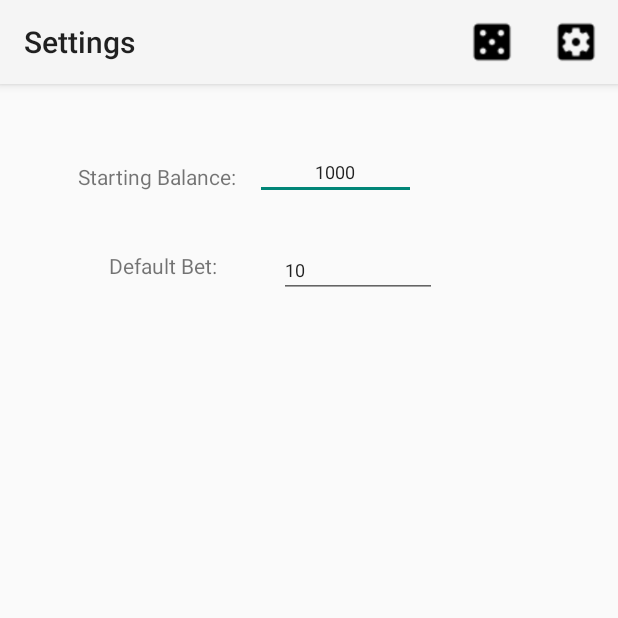
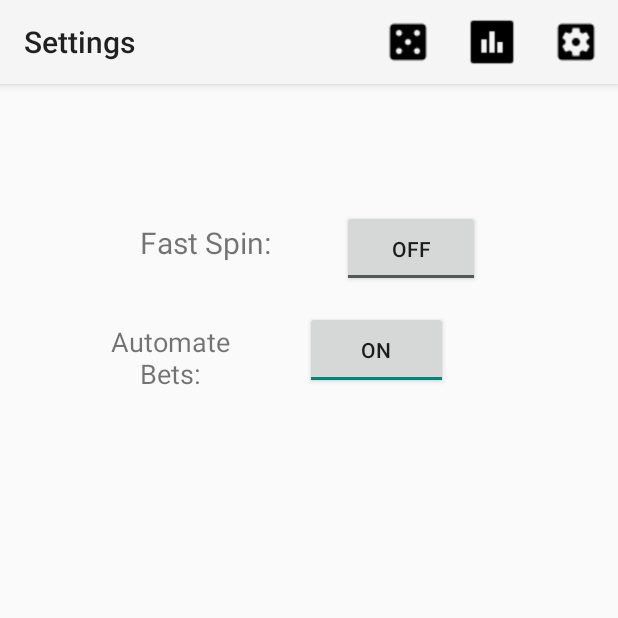
Before and after one commit to ClicheofDestiny/Martingale-Roulette-Simulator, an Android app: the MainActivity screen opened directly, with no data from a screen before it, after a tap on "Settings", on a phone screen of 412 x 824 dp, the top half of it. Run offline under Robolectric (Android 15) with nearby library versions, the phone set to English and light mode, and no system bars.

Commit message:
Changed settings functions to autoDouble and fastSpin

```diff
--- a/app/src/main/AndroidManifest.xml
+++ b/app/src/main/AndroidManifest.xml
@@ -9,8 +9,7 @@
         android:roundIcon="@mipmap/ic_launcher_round"
         android:supportsRtl="true"
         android:theme="@style/Theme.AppCompat.Light.NoActionBar">
-        <activity android:name=".MainActivity">
-        </activity>
+        <activity android:name=".MainActivity"></activity>
         <activity
             android:name=".SettingsActivity"
             android:label="@string/TitleSettings"
@@ -24,9 +23,11 @@
         <activity android:name=".MenuActivity">
             <intent-filter>
                 <action android:name="android.intent.action.MAIN" />
+
                 <category android:name="android.intent.category.LAUNCHER" />
             </intent-filter>
         </activity>
+        <activity android:name=".StatsActivity"></activity>
     </application>
 
 </manifest>
--- a/app/src/main/java/com/example/justin/myapp3/MainActivity.java
+++ b/app/src/main/java/com/example/justin/myapp3/MainActivity.java
@@ -12,6 +12,7 @@ import android.widget.EditText;
 import android.widget.ImageView;
 import android.widget.TextView;
 
+import java.util.ArrayList;
 import java.util.Random;
 
 public class MainActivity extends AppCompatActivity {
@@ -23,6 +24,11 @@ public class MainActivity extends AppCompatActivity {
     public int profit = 0;
     public int defaultBet;
     public int currLoss = 0;
+    public boolean autoDouble = true;
+    public boolean fastSpin = false;
+    public ArrayList<Character> history;
+    public ArrayList<Character> winHistory;
+
 
     @Override
     protected void onCreate(Bundle savedInstanceState) {
@@ -31,6 +37,8 @@ public class MainActivity extends AppCompatActivity {
         Toolbar myToolbar = (Toolbar) findViewById(R.id.my_toolbar);
         setSupportActionBar(myToolbar);
 
+        history = new ArrayList<Character>();
+        winHistory = new ArrayList<Character>();
         balance = startingBalance;
         betAmount = 0;
 
@@ -38,7 +46,7 @@ public class MainActivity extends AppCompatActivity {
         startingBalance = intent.getIntExtra("MainBalance", 1000);
         TextView balanceText = (TextView) findViewById(R.id.Balance);
         balance = startingBalance;
-        balanceText.setText("Balance: " + Integer.toString(balance));
+        balanceText.setText("Balance: $" + Integer.toString(balance));
 
         defaultBet = intent.getIntExtra("MainDefaultBet", 10);
         EditText defaultText = (EditText) findViewById(R.id.Bet);
@@ -74,14 +82,17 @@ public class MainActivity extends AppCompatActivity {
             outcomeString = "0!";
             outBool = !currBet;
             resultImage.setImageResource(R.drawable.greenzeroroulette);
+            listAdd(history, 'G');
         } else if (outcome % 2 == 0){
             outcomeString = "Red!";
             outBool = false;
             resultImage.setImageResource(R.drawable.redoutcomeimg);
+            listAdd(history, 'R');
         } else {
             outcomeString = "Black!";
             outBool = true;
             resultImage.setImageResource(R.drawable.black);
+            listAdd(history, 'B');
         }
 
         if(currBet == outBool){
@@ -89,23 +100,29 @@ public class MainActivity extends AppCompatActivity {
             balance += betAmount;
             profit += betAmount;
             currLoss = 0;
-            betText.setText(Integer.toString(defaultBet));
+            listAdd(winHistory, 'W');
+            if(autoDouble) {
+                betText.setText(Integer.toString(defaultBet));
+            }
         } else {
             outcomeString = outcomeString + " You lose!";
             balance -= betAmount;
             currLoss += betAmount;
             profit -= betAmount;
-            betText.setText(Integer.toString(betAmount*2));
+            listAdd(winHistory, 'L');
+            if(autoDouble) {
+                betText.setText(Integer.toString(betAmount * 2));
+            }
         }
 
         TextView balanceText = (TextView) findViewById(R.id.Balance);
-        balanceText.setText("Balance: " + Integer.toString(balance));
+        balanceText.setText("Balance: $" + Integer.toString(balance));
 
         TextView resultText = (TextView) findViewById(R.id.ResultText);
         resultText.setText(outcomeString);
 
         TextView profitText = (TextView) findViewById(R.id.ProfitBox);
-        profitText.setText("Profit: " + Integer.toString(profit));
+        profitText.setText("Profit: $" + Integer.toString(profit));
 
     }
 
@@ -124,13 +141,22 @@ public class MainActivity extends AppCompatActivity {
                 Intent intent = new Intent(this, SettingsActivity.class);
                 intent.putExtra("balance", balance);
                 intent.putExtra("defaultBet", defaultBet);
+                intent.putExtra("fastSpin", fastSpin);
+                intent.putExtra("autoDouble", autoDouble);
                 this.startActivityForResult(intent, 1);
                 return true;
-
+            case R.id.action_statistics:
+                // User chose the "Statistics" item, show stats
+                Intent intent = new Intent(this, StatsActivity.class);
+                intent.putExtra("history", history);
+                intent.putExtra("winHistory", winHistory);
+                this.startActivity(intent);
+                return true;
             case R.id.action_play:
                 // User chose the "Favorite" action, mark the current item
                 // as a favorite...
                 return true;
+
 
             default:
                 // If we got here, the user's action was not recognized.
@@ -163,12 +189,21 @@ public class MainActivity extends AppCompatActivity {
 
         if (requestCode == 1) {
             if(resultCode == Activity.RESULT_OK){
-                startingBalance = data.getIntExtra("balanceSetting", 1000);
-                defaultBet = data.getIntExtra("resultDefaultBet", 10);
+                autoDouble = data.getBooleanExtra("autoDouble", true);
+                fastSpin = data.getBooleanExtra("fastSpin", false);
             }
             if (resultCode == Activity.RESULT_CANCELED) {
                 //Write your code if there's no result
             }
         }
     }
+
+    public static void listAdd(ArrayList<Character> list, Character c){
+        list.add(c);
+        if(list.size() > 50) {
+            list.remove(list.size() - 1);
+        }
+    }
+
+
 }
--- a/app/src/main/java/com/example/justin/myapp3/SettingsActivity.java
+++ b/app/src/main/java/com/example/justin/myapp3/SettingsActivity.java
@@ -9,11 +9,14 @@ import android.view.Menu;
 import android.view.MenuItem;
 import android.view.View;
 import android.widget.EditText;
+import android.widget.ToggleButton;
 
 public class SettingsActivity extends AppCompatActivity {
 
     public int startingBalance;
     public int defaultBet;
+    public boolean fastSpin;
+    public boolean autoDouble;
 
     @Override
     protected void onCreate(Bundle savedInstanceState) {
@@ -21,16 +24,16 @@ public class SettingsActivity extends AppCompatActivity {
         setContentView(R.layout.activity_setings);
 
         Intent intent = getIntent();
-        startingBalance = intent.getIntExtra("balance", 1000);
-        EditText balanceText = (EditText) findViewById(R.id.BalanceInput);
-        balanceText.setText(Integer.toString(startingBalance));
-
         Toolbar myToolbar = (Toolbar) findViewById(R.id.my_toolbar);
         setSupportActionBar(myToolbar);
 
-        defaultBet = intent.getIntExtra("defaultBet", 10);
-        EditText defaultText = (EditText) findViewById(R.id.defaultInput);
-        defaultText.setText(Integer.toString(defaultBet));
+        autoDouble = intent.getBooleanExtra("autoDouble", true);
+        ToggleButton autoDoubleButton = (ToggleButton) findViewById(R.id.autoDoubleButton);
+        autoDoubleButton.setChecked(autoDouble);
+
+        fastSpin= intent.getBooleanExtra("fastSpin", false);
+        ToggleButton fastSpinButton = (ToggleButton) findViewById(R.id.FastSpinButton);
+        fastSpinButton.setChecked(fastSpin);
 
         startingBalance = 0;
     }
@@ -50,16 +53,14 @@ public class SettingsActivity extends AppCompatActivity {
                 return true;
             case R.id.action_play:
                 //set balance to what has been entered
-                EditText balanceText = (EditText) findViewById(R.id.BalanceInput);
-                String balanceString = balanceText.getText().toString();
-                startingBalance = Integer.parseInt(balanceString);
-                EditText defaultText = (EditText) findViewById(R.id.defaultInput);
-                String defaultString = defaultText.getText().toString();
-                defaultBet = Integer.parseInt(defaultString);
+                ToggleButton autoDoubleButton = (ToggleButton) findViewById(R.id.autoDoubleButton);
+                autoDouble = autoDoubleButton.isChecked();
+                ToggleButton fastSpinButton = (ToggleButton) findViewById(R.id.FastSpinButton);
+                fastSpin = fastSpinButton.isChecked();
 
                 Intent returnIntent = new Intent();
-                returnIntent.putExtra("balanceSetting", startingBalance);
-                returnIntent.putExtra("resultDefaultBet", defaultBet);
+                returnIntent.putExtra("autoDouble", autoDouble);
+                returnIntent.putExtra("fastSpin", fastSpin);
                 setResult(Activity.RESULT_OK, returnIntent);
                 finish();
             default:
@@ -70,10 +71,4 @@ public class SettingsActivity extends AppCompatActivity {
         }
     }
 
-    public void setStartingBalance(View view) {
-        EditText balanceText= (EditText) findViewById(R.id.StartingBalanceText);
-        String balanceString = balanceText.getText().toString();
-        startingBalance = Integer.parseInt(balanceString);
-    }
-
 }
--- a/app/src/main/res/layout/activity_setings.xml
+++ b/app/src/main/res/layout/activity_setings.xml
@@ -20,59 +20,54 @@
         tools:layout_editor_absoluteY="0dp" />
 
     <TextView
-        android:id="@+id/StartingBalanceText"
-        android:layout_width="wrap_content"
-        android:layout_height="wrap_content"
-        android:layout_marginStart="52dp"
-        android:layout_marginTop="52dp"
-        android:text="@string/StartBalanceText"
+        android:id="@+id/FastSpinText"
+        android:layout_width="127dp"
+        android:layout_height="39dp"
+        android:layout_marginEnd="8dp"
+        android:layout_marginStart="8dp"
+        android:layout_marginTop="92dp"
+        android:text="@string/FastSpin"
+        android:textAlignment="center"
+        android:textSize="20sp"
+        app:layout_constraintEnd_toStartOf="@+id/FastSpinButton"
+        app:layout_constraintHorizontal_bias="0.77"
         app:layout_constraintStart_toStartOf="parent"
         app:layout_constraintTop_toBottomOf="@+id/my_toolbar" />
 
-    <EditText
-        android:id="@+id/BalanceInput"
-        android:layout_width="107dp"
-        android:layout_height="33dp"
-        android:layout_marginEnd="8dp"
-        android:layout_marginStart="8dp"
-        android:layout_marginTop="44dp"
-        android:ems="10"
-        android:hint="0"
-        android:inputType="textPersonName"
-        android:textAlignment="center"
-        android:textSize="12sp"
+    <ToggleButton
+        android:id="@+id/FastSpinButton"
+        android:layout_width="92dp"
+        android:layout_height="51dp"
+        android:layout_marginEnd="92dp"
+        android:layout_marginTop="84dp"
+        android:text="ToggleButton"
         app:layout_constraintEnd_toEndOf="parent"
-        app:layout_constraintHorizontal_bias="0.038"
-        app:layout_constraintLeft_toLeftOf="parent"
-        app:layout_constraintRight_toRightOf="parent"
-        app:layout_constraintStart_toEndOf="@+id/StartingBalanceText"
         app:layout_constraintTop_toBottomOf="@+id/my_toolbar" />
 
     <TextView
-        android:id="@+id/textView5"
-        android:layout_width="93dp"
-        android:layout_height="20dp"
+        android:id="@+id/AutoDoubleText"
+        android:layout_width="123dp"
+        android:layout_height="43dp"
         android:layout_marginStart="52dp"
-        android:layout_marginTop="40dp"
-        android:text="@string/DefaultBetText"
-        app:layout_constraintEnd_toStartOf="@+id/defaultInput"
-        app:layout_constraintHorizontal_bias="0.5"
+        android:layout_marginTop="28dp"
+        android:text="@string/AutoDoubleTxt"
+        android:textAlignment="center"
+        android:textSize="18sp"
         app:layout_constraintStart_toStartOf="parent"
-        app:layout_constraintTop_toBottomOf="@+id/StartingBalanceText" />
+        app:layout_constraintTop_toBottomOf="@+id/FastSpinText" />
 
-    <EditText
-        android:id="@+id/defaultInput"
-        android:layout_width="105dp"
-        android:layout_height="33dp"
-        android:layout_marginEnd="100dp"
-        android:layout_marginTop="32dp"
-        android:ems="10"
-        android:inputType="textPersonName"
-        android:textSize="12sp"
+    <ToggleButton
+        android:id="@+id/autoDoubleButton"
+        android:layout_width="95dp"
+        android:layout_height="52dp"
+        android:layout_marginEnd="8dp"
+        android:layout_marginStart="8dp"
+        android:layout_marginTop="16dp"
+        android:text="ToggleButton"
         app:layout_constraintEnd_toEndOf="parent"
-        app:layout_constraintHorizontal_bias="0.5"
-        app:layout_constraintStart_toEndOf="@+id/textView5"
-        app:layout_constraintTop_toBottomOf="@+id/BalanceInput" />
+        app:layout_constraintHorizontal_bias="0.16"
+        app:layout_constraintStart_toEndOf="@+id/AutoDoubleText"
+        app:layout_constraintTop_toBottomOf="@+id/FastSpinButton" />
 
 
 </android.support.constraint.ConstraintLayout>
--- a/app/src/main/res/menu/menu.xml
+++ b/app/src/main/res/menu/menu.xml
@@ -7,6 +7,12 @@
         app:showAsAction="ifRoom"
         android:icon="@drawable/playbar"
         android:title="@string/PlayBar" />
+    <item
+        android:id="@+id/action_statistics"
+        android:icon="@drawable/statsicon"
+        android:title="Statistics"
+        app:showAsAction="ifRoom"
+        />
 
     <!-- Settings, should always be in the overflow -->
     <item
--- a/app/src/main/res/values/strings.xml
+++ b/app/src/main/res/values/strings.xml
@@ -18,4 +18,6 @@
     <string name="DefaultBetText">Default Bet:</string>
     <string name="title_activity_menu">MenuActivity</string>
     <string name="StartButton">Start Game!</string>
+    <string name="FastSpin">Fast Spin:</string>
+    <string name="AutoDoubleTxt">Automate Bets:</string>
 </resources>
```
Also changed, not shown: app/src/main/java/com/example/justin/myapp3/StatsActivity.java (added, +20 -0 lines), app/src/main/res/layout/activity_main.xml (+5 -4 lines), app/src/main/res/layout/activity_stats.xml (added, +16 -0 lines), app/src/main/res/drawable/statsicon.png (added).
